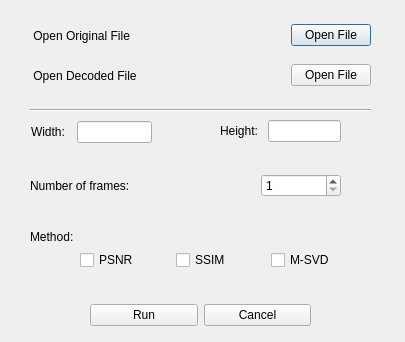
Before: the Qt Designer form test.ui in honzabilek4/VideoCodecs, drawn with Qt 5.
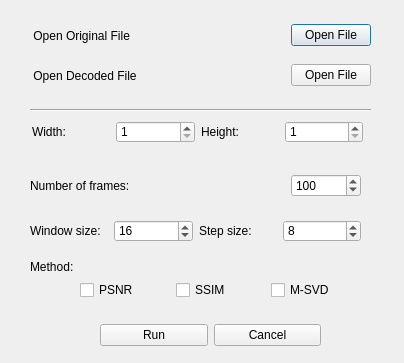
After: the same form once the commit is applied.

The edit to the form file:
```diff
--- a/test.ui
+++ b/test.ui
@@ -6,8 +6,8 @@
    <rect>
     <x>0</x>
     <y>0</y>
-    <width>405</width>
-    <height>342</height>
+    <width>404</width>
+    <height>363</height>
    </rect>
   </property>
   <property name="sizePolicy">
@@ -36,7 +36,7 @@
    <property name="geometry">
     <rect>
      <x>30</x>
-     <y>230</y>
+     <y>260</y>
      <width>47</width>
      <height>13</height>
     </rect>
@@ -49,7 +49,7 @@
    <property name="geometry">
     <rect>
      <x>80</x>
-     <y>250</y>
+     <y>280</y>
      <width>281</width>
      <height>21</height>
     </rect>
@@ -78,7 +78,7 @@
     </item>
    </layout>
   </widget>
-  <widget class="QWidget" name="">
+  <widget class="QWidget" name="layoutWidget">
    <property name="geometry">
     <rect>
      <x>30</x>
@@ -117,7 +117,7 @@
     </item>
    </layout>
   </widget>
-  <widget class="QWidget" name="">
+  <widget class="QWidget" name="layoutWidget">
    <property name="geometry">
     <rect>
      <x>30</x>
@@ -156,12 +156,12 @@
     </item>
    </layout>
   </widget>
-  <widget class="QWidget" name="">
+  <widget class="QWidget" name="layoutWidget">
    <property name="geometry">
     <rect>
      <x>30</x>
      <y>170</y>
-     <width>311</width>
+     <width>331</width>
      <height>31</height>
     </rect>
    </property>
@@ -196,7 +196,7 @@
       </property>
       <property name="minimumSize">
        <size>
-        <width>80</width>
+        <width>70</width>
         <height>0</height>
        </size>
       </property>
@@ -206,15 +206,18 @@
       <property name="maximum">
        <number>999999</number>
       </property>
+      <property name="value">
+       <number>100</number>
+      </property>
      </widget>
     </item>
    </layout>
   </widget>
-  <widget class="QWidget" name="">
+  <widget class="QWidget" name="layoutWidget">
    <property name="geometry">
     <rect>
-     <x>90</x>
-     <y>300</y>
+     <x>100</x>
+     <y>320</y>
      <width>221</width>
      <height>31</height>
     </rect>
@@ -222,6 +225,9 @@
    <layout class="QHBoxLayout" name="horizontalLayout_5">
     <item>
      <widget class="QPushButton" name="runButton">
+      <property name="enabled">
+       <bool>true</bool>
+      </property>
       <property name="text">
        <string>Run</string>
       </property>
@@ -236,51 +242,74 @@
     </item>
    </layout>
   </widget>
-  <widget class="QWidget" name="">
+  <widget class="QWidget" name="layoutWidget">
    <property name="geometry">
     <rect>
-     <x>220</x>
-     <y>120</y>
-     <width>121</width>
+     <x>30</x>
+     <y>220</y>
+     <width>331</width>
      <height>22</height>
     </rect>
    </property>
-   <layout class="QHBoxLayout" name="horizontalLayout_6">
+   <layout class="QHBoxLayout" name="horizontalLayout_8">
     <item>
-     <widget class="QLabel" name="label_4">
+     <widget class="QLabel" name="label_5">
       <property name="text">
-       <string>Height:</string>
+       <string>Window size:</string>
       </property>
      </widget>
     </item>
     <item>
-     <spacer name="horizontalSpacer_5">
-      <property name="orientation">
-       <enum>Qt::Horizontal</enum>
-      </property>
-      <property name="sizeHint" stdset="0">
+     <widget class="QSpinBox" name="windowSizeBox">
+      <property name="minimumSize">
        <size>
-        <width>40</width>
-        <height>20</height>
+        <width>70</width>
+        <height>0</height>
        </size>
       </property>
-     </spacer>
+      <property name="maximum">
+       <number>999</number>
+      </property>
+      <property name="value">
+       <number>16</number>
+      </property>
+     </widget>
     </item>
     <item>
-     <widget class="QLineEdit" name="lineEdit_2"/>
+     <widget class="QLabel" name="label_6">
+      <property name="text">
+       <string>Step size:</string>
+      </property>
+     </widget>
+    </item>
+    <item>
+     <widget class="QSpinBox" name="stepSizeBox">
+      <property name="minimumSize">
+       <size>
+        <width>70</width>
+        <height>0</height>
+       </size>
+      </property>
+      <property name="maximum">
+       <number>999</number>
+      </property>
+      <property name="value">
+       <number>8</number>
+      </property>
+     </widget>
     </item>
    </layout>
   </widget>
-  <widget class="QWidget" name="">
+  <widget class="QWidget" name="layoutWidget">
    <property name="geometry">
     <rect>
-     <x>31</x>
+     <x>32</x>
      <y>121</y>
-     <width>121</width>
+     <width>331</width>
      <height>22</height>
     </rect>
    </property>
-   <layout class="QHBoxLayout" name="horizontalLayout_7">
+   <layout class="QHBoxLayout" name="horizontalLayout_6">
     <item>
      <widget class="QLabel" name="label_3">
       <property name="text">
@@ -289,20 +318,43 @@
      </widget>
     </item>
     <item>
-     <spacer name="horizontalSpacer_4">
-      <property name="orientation">
-       <enum>Qt::Horizontal</enum>
-      </property>
-      <property name="sizeHint" stdset="0">
+     <widget class="QSpinBox" name="widthBox">
+      <property name="minimumSize">
        <size>
-        <width>40</width>
-        <height>20</height>
+        <width>70</width>
+        <height>0</height>
        </size>
       </property>
-     </spacer>
+      <property name="minimum">
+       <number>1</number>
+      </property>
+      <property name="maximum">
+       <number>99999</number>
+      </property>
+     </widget>
     </item>
     <item>
-     <widget class="QLineEdit" name="lineEdit"/>
+     <widget class="QLabel" name="label_4">
+      <property name="text">
+       <string>Height:</string>
+      </property>
+     </widget>
+    </item>
+    <item>
+     <widget class="QSpinBox" name="heightBox">
+      <property name="minimumSize">
+       <size>
+        <width>70</width>
+        <height>0</height>
+       </size>
+      </property>
+      <property name="minimum">
+       <number>1</number>
+      </property>
+      <property name="maximum">
+       <number>99999</number>
+      </property>
+     </widget>
     </item>
    </layout>
   </widget>
```
